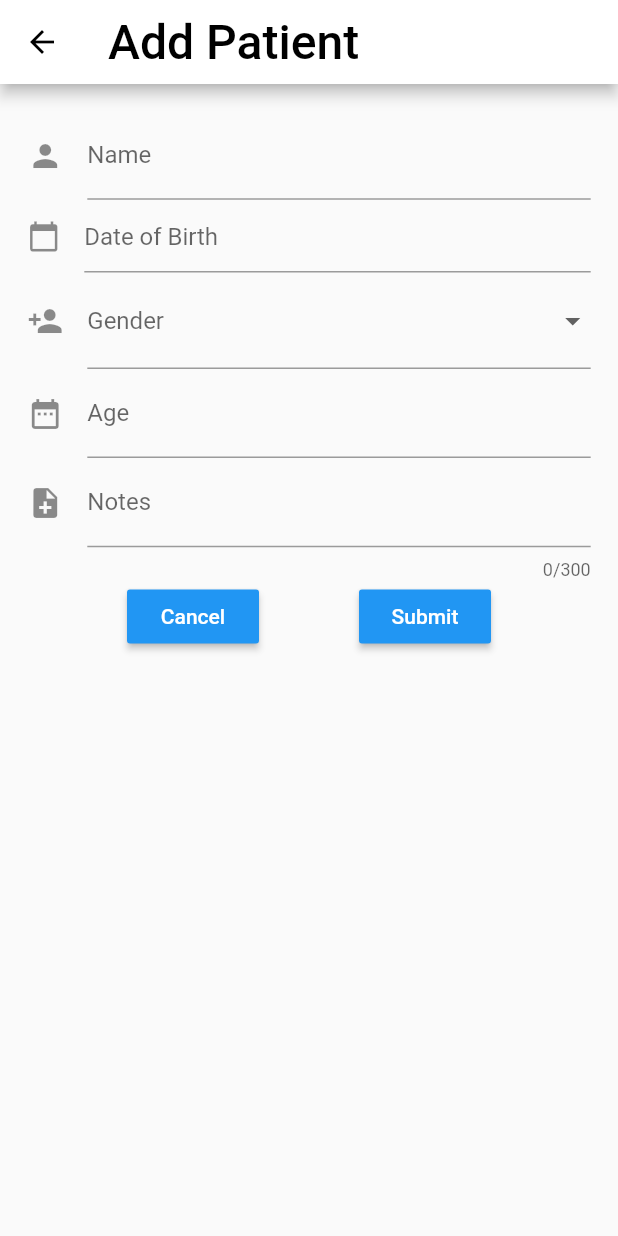
After one commit to PerrySmithMoss/handover, a Flutter app: the screen it shows once a user with an empty profile is signed in, item 3 of the bottom bar chosen, after a tap on "Add Patient", on a phone screen of 412 x 824 dp. The commit adds this screen. Run offline on Flutter 3.47's test engine with Material 2 defaults, Android fonts, the phone set to English and light mode, and no system bars; our stand-ins replace cached_network_image, cloud_firestore, firebase_auth, firebase_storage, flutter_image_compress, flutter_screenutil and 2 more; missing offline and left inert: animator, emoji_picker; accounts and stored records are empty.

Commit message:
Added firebase backend capabilities to the My Patients screen

```diff
--- /dev/null
+++ b/lib/screens/add_patient.dart
@@ -0,0 +1,185 @@
+import 'package:firebase_auth/firebase_auth.dart';
+import 'package:flutter/material.dart';
+import 'package:cloud_firestore/cloud_firestore.dart';
+
+class AddPatient extends StatefulWidget {
+  @override
+  _AddPatientState createState() => _AddPatientState();
+}
+
+class _AddPatientState extends State<AddPatient> {
+  final db = Firestore.instance;
+
+  final _formKey = GlobalKey<FormState>();
+  String _name, _age, _dob, _gender, _notes;
+  DateTime selectedDate = DateTime.now();
+  TextEditingController _date = TextEditingController();
+
+  var _currentGenderSelected;
+  List<String> _genders = <String>['Male', 'Female', 'Other'];
+
+  Future<String>getCurrentUser() async {
+    final FirebaseUser user = await FirebaseAuth.instance.currentUser();
+    final String uid = user.uid.toString();
+    return uid;
+  }
+
+// add user's patient to firebase
+  void _submit() async {
+    if (_formKey.currentState.validate()) {
+      _formKey.currentState.save();
+      await db
+          .collection("patients")
+          .document(await getCurrentUser())
+          .collection("Patients")
+          .add({
+        'Patient name': _name,
+        'Age': _age,
+        'Date of Birth': _dob,
+        'Gender': _gender,
+        'Notes': _notes,
+        "Timestamp": Timestamp.fromDate(DateTime.now())
+      });
+    }
+    Navigator.pop(context);
+  }
+
+  Future<Null> selectDate(BuildContext context) async {
+    final DateTime picked = await showDatePicker(
+        context: context,
+        initialDate: selectedDate,
+        firstDate: DateTime(1950),
+        lastDate: DateTime.now().add(Duration(days: 365)));
+    if (picked != null && picked != selectedDate)
+      setState(() {
+        selectedDate = picked;
+        _date.value = TextEditingValue(text: picked.toString().split(" ")[0]);
+      });
+  }
+
+  @override
+  Widget build(BuildContext context) {
+    return Scaffold(
+      appBar: AppBar(
+        backgroundColor: Colors.white,
+        title: Text(
+          "Add Patient",
+          style: TextStyle(
+            color: Colors.black,
+            fontSize: 32,
+          ),
+        ),
+      ),
+      body: Padding(
+        padding: const EdgeInsets.all(18.0),
+        child: Form(
+          key: _formKey,
+          child: Column(
+            mainAxisSize: MainAxisSize.min,
+            children: <Widget>[
+              Padding(
+                padding: EdgeInsets.all(.2),
+                child: TextFormField(
+                  decoration: InputDecoration(
+                    labelText: "Name",
+                    icon: Icon(Icons.person),
+                  ),
+                  validator: (input) =>
+                      input.trim().isEmpty ? 'Please enter a valid name' : null,
+                  onSaved: (input) => _name = input,
+                ),
+              ),
+              Padding(
+                padding: EdgeInsets.all(.2),
+                child: GestureDetector(
+                  onTap: () => selectDate(context),
+                  child: AbsorbPointer(
+                    child: TextFormField(
+                      validator: (input) => input.trim().isEmpty
+                          ? 'Please enter a valid Date of Birth'
+                          : null,
+                      onSaved: (input) => _dob = input,
+                      controller: _date,
+                      keyboardType: TextInputType.datetime,
+                      decoration: InputDecoration(
+                          hintText: 'Date of Birth',
+                          icon: Icon(
+                            Icons.calendar_today,
+                            size: 22,
+                          )),
+                    ),
+                  ),
+                ),
+              ),
+              Padding(
+                  padding: EdgeInsets.all(.2),
+                  child: DropdownButtonFormField(
+                    validator: (input) => input.trim().isEmpty
+                        ? 'Please enter a valid Gender'
+                        : null,
+                    onSaved: (input) => _gender = input,
+                    decoration: InputDecoration(
+                        labelText: "Gender", icon: Icon(Icons.person_add)),
+                    items: _genders
+                        .map((value) => DropdownMenuItem(
+                              child: Text(
+                                value,
+                                style: TextStyle(color: Colors.black),
+                              ),
+                              value: value,
+                            ))
+                        .toList(),
+                    onChanged: (selectedGenderType) {
+                      setState(() {
+                        _currentGenderSelected = selectedGenderType;
+                      });
+                    },
+                    value: _currentGenderSelected,
+                  )),
+              Padding(
+                padding: EdgeInsets.all(.2),
+                child: TextFormField(
+                  validator: (input) =>
+                      input.trim().isEmpty ? 'Please enter a valid name' : null,
+                  onSaved: (input) => _age = input,
+                  decoration: InputDecoration(
+                      labelText: "Age", icon: Icon(Icons.date_range)),
+                ),
+              ),
+              Padding(
+                padding: EdgeInsets.all(.2),
+                child: TextFormField(
+                  maxLength: 300,
+                  onSaved: (input) => _notes = input,
+                  decoration: InputDecoration(
+                      labelText: "Notes", icon: Icon(Icons.note_add)),
+                ),
+              ),
+              Row(
+                mainAxisAlignment: MainAxisAlignment.spaceEvenly,
+                children: <Widget>[
+                  RaisedButton(
+                    color: Colors.blue,
+                    child: Text(
+                      "Cancel",
+                      style: TextStyle(color: Colors.white),
+                    ),
+                    onPressed: () => Navigator.pop(context),
+                  ),
+                  RaisedButton(
+                    color: Colors.blue,
+                    child: Text(
+                      "Submit",
+                      style: TextStyle(color: Colors.white),
+                    ),
+                    onPressed: _submit,
+                  ),
+                ],
+              )
+            ],
+          ),
+        ),
+      ),
+    );
+  }
+}
--- a/lib/screens/edit_profile_screen.dart
+++ b/lib/screens/edit_profile_screen.dart
@@ -45,7 +45,7 @@ class _EditProfileScreenState extends State<EditProfileScreen> {
       // No existing profile image
       if (widget.user.profileImageUrl.isEmpty) {
         // Display placeholder
-        return AssetImage('assets/images/user_placeholder.jpg');
+        return AssetImage('assets/images/default_profile_picture.png');
       } else {
         // User profile image exists
         return CachedNetworkImageProvider(widget.user.profileImageUrl);
--- a/lib/screens/patients_screen.dart
+++ b/lib/screens/patients_screen.dart
@@ -1,9 +1,12 @@
 import 'package:cached_network_image/cached_network_image.dart';
 import 'package:cloud_firestore/cloud_firestore.dart';
+import 'package:firebase_auth/firebase_auth.dart';
 import 'package:flutter/material.dart';
 import 'package:handover_app/models/user_model.dart';
+import 'package:handover_app/screens/add_patient.dart';
 import 'package:handover_app/services/database_service.dart';
 import 'package:handover_app/utils/constants.dart';
+import 'package:handover_app/widgets/patientCard.dart';
 
 class PatientsScreen extends StatefulWidget {
   final String userId;
@@ -18,27 +21,6 @@ class _PatientsScreenState extends State<PatientsScreen> {
   TextEditingController _searchController = TextEditingController();
   Future<QuerySnapshot> _users;
 
-  final _formKey = GlobalKey<FormState>();
-  String _name, _age;
-  DateTime selectedDate = DateTime.now();
-  TextEditingController _date = TextEditingController();
-
-  List<String> _gender = ["Male", "Female", "Other"];
-  var _selectedGender;
-
-  Future<Null> selectDate(BuildContext context) async {
-    final DateTime picked = await showDatePicker(
-        context: context,
-        initialDate: selectedDate,
-        firstDate: DateTime(1950),
-        lastDate: DateTime.now().add(Duration(days: 365)));
-    if (picked != null && picked != selectedDate)
-      setState(() {
-        selectedDate = picked;
-        _date.value = TextEditingValue(text: picked.toString().split(" ")[0]);
-      });
-  }
-
   _clearSearch() {
     WidgetsBinding.instance
         .addPostFrameCallback((_) => _searchController.clear());
@@ -47,98 +29,21 @@ class _PatientsScreenState extends State<PatientsScreen> {
     });
   }
 
-  void _submit() {
-    if (_formKey.currentState.validate()) {
-      _formKey.currentState.save();
-    }
+  Future<String> getCurrentUser() async {
+    final FirebaseUser user = await FirebaseAuth.instance.currentUser();
+    final String uid = user.uid.toString();
+    return uid;
   }
 
-  _addPatientDialog(BuildContext context) {
-    return showDialog(
-        context: context,
-        builder: (context) {
-          return AlertDialog(
-            title: Text("Add Patient"),
-            content: Form(
-              key: _formKey,
-              child: Column(
-                mainAxisSize: MainAxisSize.min,
-                children: <Widget>[
-                  Padding(
-                    padding: EdgeInsets.all(.2),
-                    child: TextFormField(
-                      decoration: InputDecoration(labelText: "Name"),
-                    ),
-                  ),
-                  Padding(
-                    padding: EdgeInsets.all(.2),
-                    child: GestureDetector(
-                      onTap: () => selectDate(context),
-                      child: AbsorbPointer(
-                        child: TextFormField(
-                          controller: _date,
-                          keyboardType: TextInputType.datetime,
-                          decoration: InputDecoration(
-                            hintText: 'Date of Birth',
-                          ),
-                        ),
-                      ),
-                    ),
-                  ),
-                  Padding(
-                    padding: EdgeInsets.all(.2),
-                    child: DropdownButtonFormField(
-                      decoration: InputDecoration(labelText: "Gender"),
-                      value: _selectedGender,
-                      isDense: true,
-                      onChanged: (newValue) {
-                        setState(() {
-                          _selectedGender = newValue;
-                        });
-                        print(_selectedGender);
-                      },
-                      items: _gender
-                          .map<DropdownMenuItem<String>>
-                          ((String value) {
-                            return DropdownMenuItem<String>(
-                            value: value,
-                                child: Text(value),
-                              );
-                          }).toList(),
-                    ),
-                  ),
-                  Padding(
-                    padding: EdgeInsets.all(.2),
-                    child: TextFormField(
-                        decoration: InputDecoration(labelText: "Age"),
-                        onSaved: (input) => _age = input),
-                  ),
-                  Row(
-                    mainAxisAlignment: MainAxisAlignment.spaceEvenly,
-                    children: <Widget>[
-                      RaisedButton(
-                        color: Colors.blue,
-                        child: Text(
-                          "Cancel",
-                          style: TextStyle(color: Colors.white),
-                        ),
-                        onPressed: () => Navigator.pop(context),
-                      ),
-                      RaisedButton(
-                        color: Colors.blue,
-                        child: Text(
-                          "Submit",
-                          style: TextStyle(color: Colors.white),
-                        ),
-                        onPressed: _submit,
-                      ),
-                    ],
-                  )
-                ],
-              ),
-            ),
-          );
-        });
+  Stream<QuerySnapshot> getUsersPatientStreamSnapshots(
+      BuildContext context) async* {
+    final uid = await getCurrentUser();
+    yield* Firestore.instance
+        .collection('patients')
+        .document(uid)
+        .collection('Patients')
+        .orderBy('Timestamp', descending: true)
+        .snapshots();
   }
 
   @override
@@ -178,41 +83,17 @@ class _PatientsScreenState extends State<PatientsScreen> {
         ],
       ),
       body: Padding(
-        padding: const EdgeInsets.fromLTRB(0, 16, 7, 0),
+        padding: const EdgeInsets.fromLTRB(7, 0, 7, 0),
         child: Column(
           children: <Widget>[
-            Row(
-              mainAxisAlignment: MainAxisAlignment.end,
-              children: <Widget>[
-                RaisedButton(
-                  child: Row(children: <Widget>[
-                    Icon(Icons.person_add),
-                    Padding(
-                      padding: const EdgeInsets.fromLTRB(8, 8, 0, 8),
-                      child: Text(
-                        "Add Patient",
-                        style: TextStyle(
-                          fontSize: 19,
-                        ),
-                      ),
-                    )
-                  ]),
-                  color: Colors.blue,
-                  textColor: Colors.white,
-                  onPressed: () {
-                    _addPatientDialog(context);
-                  },
-                ),
-              ],
-            ),
             Padding(
-              padding: const EdgeInsets.fromLTRB(8, 12, 0, 0),
+              padding: const EdgeInsets.fromLTRB(3, 12, 3, 0),
               child: TextField(
                 controller: _searchController,
                 decoration: InputDecoration(
                   contentPadding: EdgeInsets.symmetric(vertical: 15),
                   border: InputBorder.none,
-                  hintText: "Search",
+                  hintText: "Search Patients",
                   prefixIcon: Icon(
                     Icons.search,
                     size: 30,
@@ -232,6 +113,51 @@ class _PatientsScreenState extends State<PatientsScreen> {
                 },
               ),
             ),
+            Padding(
+              padding: const EdgeInsets.fromLTRB(0, 12, 4, 0),
+              child: Row(
+                mainAxisAlignment: MainAxisAlignment.end,
+                children: <Widget>[
+                  RaisedButton(
+                    child: Row(children: <Widget>[
+                      Icon(Icons.person_add),
+                      Padding(
+                        padding: const EdgeInsets.fromLTRB(8, 8, 0, 8),
+                        child: Text(
+                          "Add Patient",
+                          style: TextStyle(
+                            fontSize: 19,
+                          ),
+                        ),
+                      )
+                    ]),
+                    color: Colors.blue,
+                    textColor: Colors.white,
+                    onPressed: () {
+                      Navigator.push(
+                          context,
+                          MaterialPageRoute(
+                              builder: (context) => AddPatient()));
+                    },
+                  ),
+                ],
+              ),
+            ),
+            Expanded(
+              child: Container(
+                child: StreamBuilder(
+                    stream: getUsersPatientStreamSnapshots(context),
+                    builder: (context, snapshot) {
+                      if (!snapshot.hasData) return const Text("Loading...");
+                      return new ListView.builder(
+                          shrinkWrap: true,
+                          itemCount: snapshot.data.documents.length,
+                          itemBuilder: (BuildContext context, int index) =>
+                              buildPatientCard(
+                                  context, snapshot.data.documents[index]));
+                    }),
+              ),
+            ),
           ],
         ),
       ),
```
Also changed, not shown: lib/widgets/patientCard.dart (added, +41 -0 lines).
